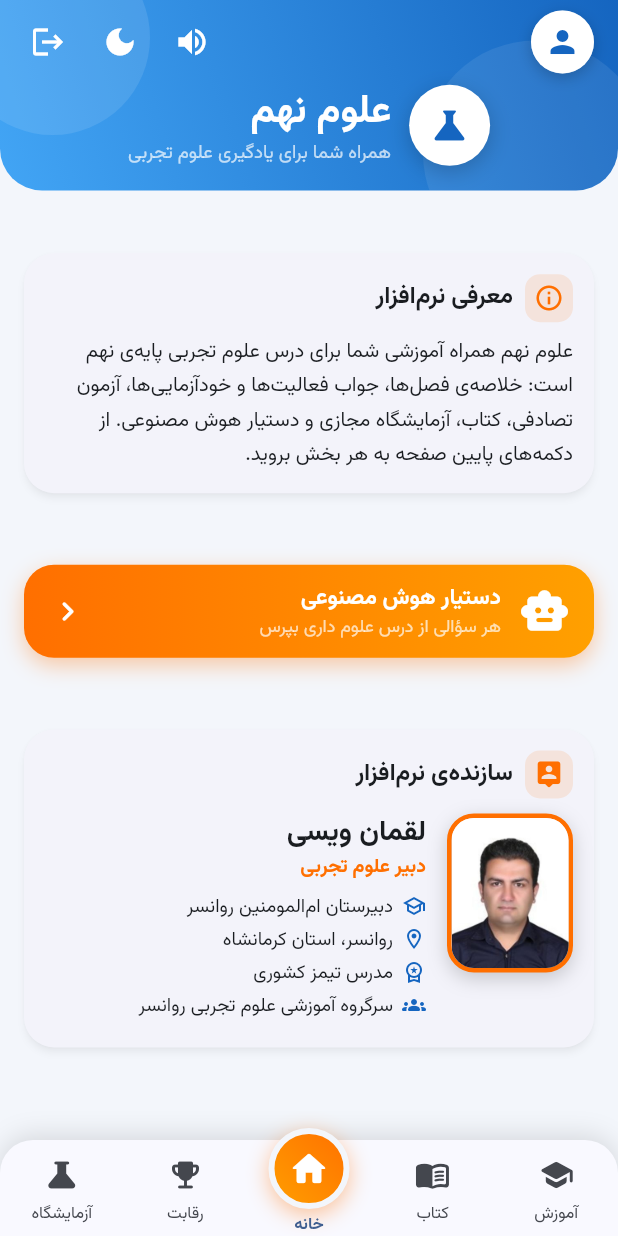
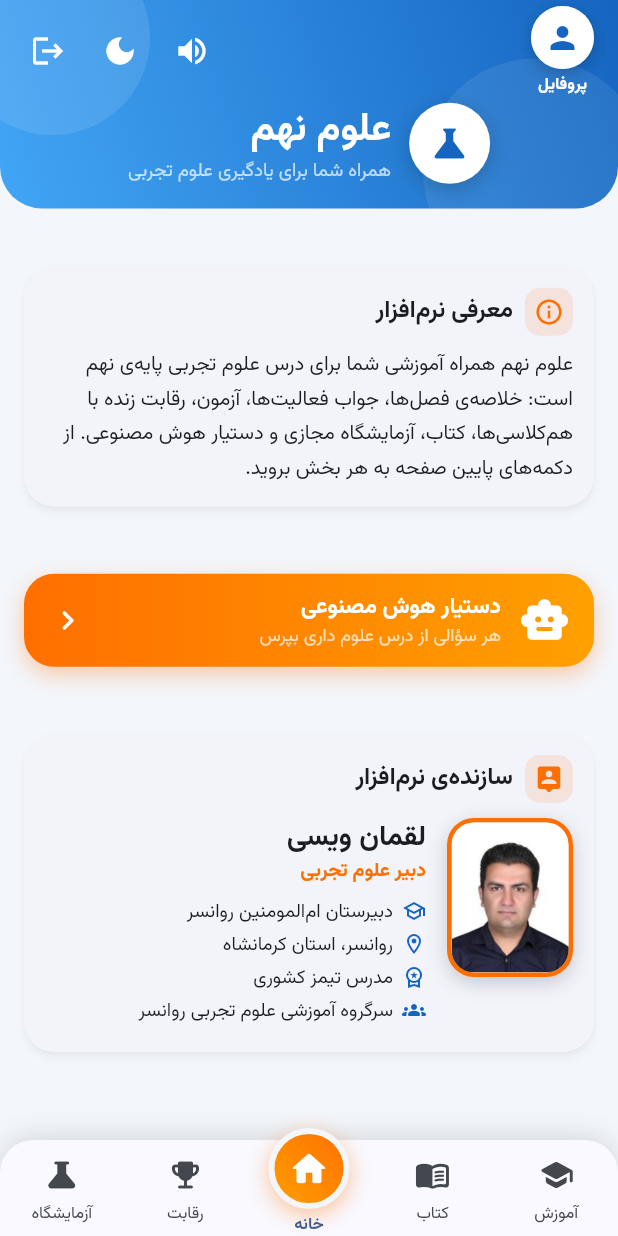
Before and after one commit to loghmanveysi-wq/oloom-noh, a Flutter app: the screen it shows once a user with an empty profile is signed in, on a phone screen of 412 x 824 dp. Run offline on Flutter 3.47's test engine with Material 3 defaults, Android fonts, the phone set to English and light mode, and no system bars; our stand-ins replace audioplayers, cached_network_image, cloud_firestore, file_picker, firebase_auth, firebase_core and 6 more; missing offline and left inert: syncfusion_flutter_core, syncfusion_flutter_pdfviewer; accounts and stored records are empty.

Commit message:
Update intro_screen.dart

```diff
--- a/lib/screens/intro_screen.dart
+++ b/lib/screens/intro_screen.dart
@@ -157,16 +157,18 @@ class _IntroScreenState extends State<IntroScreen> {
     );
   }
 
-  // دکمه‌ی پروفایل دانش‌آموز (بالا سمت راست): عکس شخصی یا حرف اول نام
+  // دکمه‌ی پروفایل دانش‌آموز (بالا سمت راست): عکس شخصی یا حرف اول نام، با نوشته‌ی «پروفایل» زیرش
   Widget _profileButton() {
-    return Tooltip(
-      message: 'پروفایل من',
-      child: GestureDetector(
+    return GestureDetector(
       onTap: () => _push(const StudentProfileScreen()),
-        child: Container(
+      child: Padding(
+        padding: const EdgeInsets.symmetric(horizontal: 8),
+        child: Column(
+          mainAxisSize: MainAxisSize.min,
+          children: [
+            Container(
               width: 42,
               height: 42,
-          margin: const EdgeInsets.symmetric(horizontal: 8),
               decoration: BoxDecoration(
                 shape: BoxShape.circle,
                 color: Colors.white,
@@ -206,6 +208,13 @@ class _IntroScreenState extends State<IntroScreen> {
                 },
               ),
             ),
+            const SizedBox(height: 2),
+            const Text(
+              'پروفایل',
+              style: TextStyle(color: Colors.white, fontSize: 11, fontWeight: FontWeight.w600),
+            ),
+          ],
+        ),
       ),
     );
   }
@@ -241,7 +250,7 @@ class _IntroScreenState extends State<IntroScreen> {
                 onPressed: () => _push(const AdminDashboardScreen()),
               ),
               IconButton(
-                tooltip: 'پنل مدیریت محتوا',
+                tooltip: 'پنل مدیریت',
                 icon: const Icon(Icons.admin_panel_settings, color: Colors.white),
                 onPressed: () => _push(const ContentManagerScreen()),
               ),
@@ -288,7 +297,7 @@ class _IntroScreenState extends State<IntroScreen> {
             const SizedBox(height: 8),
             const Text(
               'علوم نهم همراه آموزشی شما برای درس علوم تجربی پایه‌ی نهم است: '
-              'خلاصه‌ی فصل‌ها، جواب فعالیت‌ها و خودآزمایی‌ها، آزمون تصادفی، کتاب، '
+              'خلاصه‌ی فصل‌ها، جواب فعالیت‌ها، آزمون، رقابت زنده با هم‌کلاسی‌ها، کتاب، '
               'آزمایشگاه مجازی و دستیار هوش مصنوعی. از دکمه‌های پایین صفحه به هر بخش بروید.',
               style: TextStyle(height: 1.7, fontSize: 13.5),
             ),
```
Lines whose indentation alone changed are shown as unchanged.
